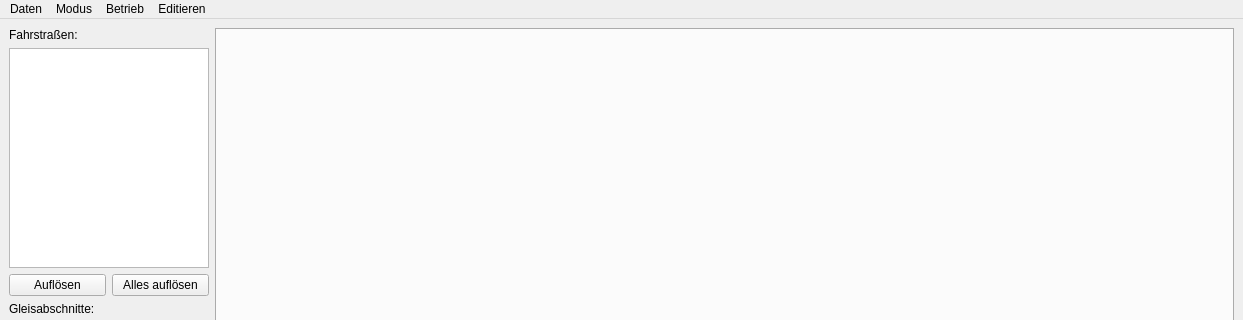
stmork/mrw-track-control-ng, file track-control-ng/mainwindow.ui: the form before one commit; both pictures show x 0 to 1243 and y 0 to 320 of the 1243 by 601 pixel window.
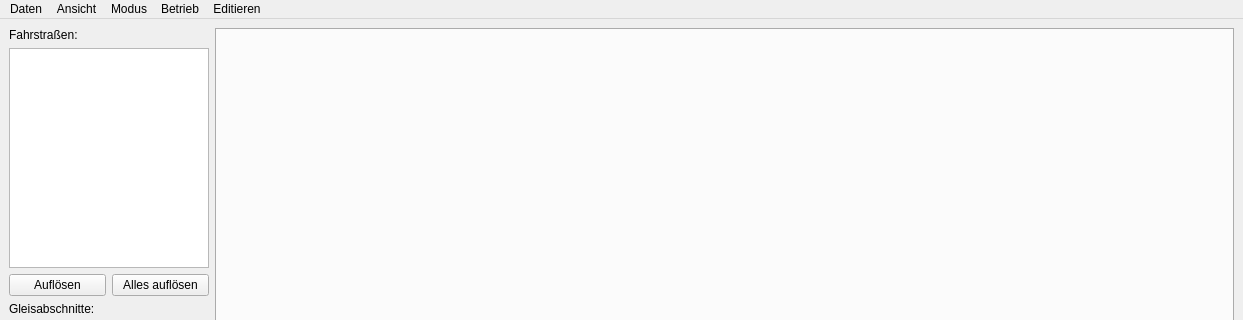
The form after the commit.

Commit message: Added tab switching between regions.

```diff
--- a/track-control-ng/mainwindow.ui
+++ b/track-control-ng/mainwindow.ui
@@ -250,7 +250,15 @@
     <addaction name="actionLock"/>
     <addaction name="actionUnlock"/>
    </widget>
+   <widget class="QMenu" name="menuAnsicht">
+    <property name="title">
+     <string>Ansicht</string>
+    </property>
+    <addaction name="actionTabLeft"/>
+    <addaction name="actionTabRight"/>
+   </widget>
    <addaction name="menuDaten"/>
+   <addaction name="menuAnsicht"/>
    <addaction name="menuModus"/>
    <addaction name="menuBetrieb"/>
    <addaction name="menuEditieren"/>
```
Left out of the diff: 16 changed lines with no effect on the pictures. The commit also changes 5 other files.
